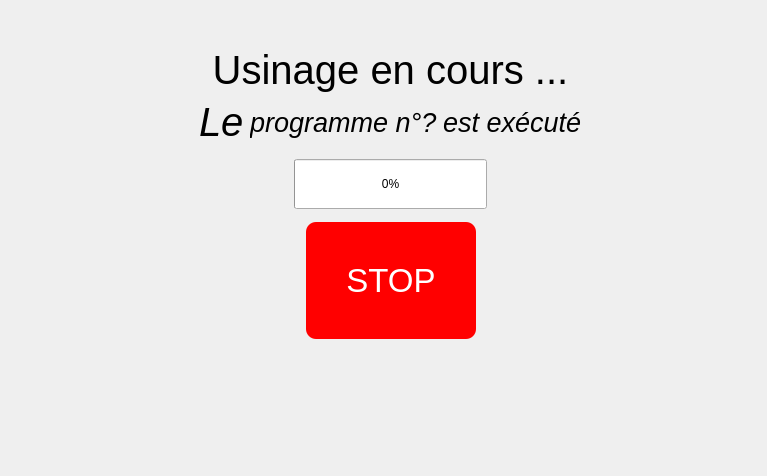
The window that Views/Machining.ui (Soluce-Development/Maquette) describes before a commit, drawn with Qt 5.
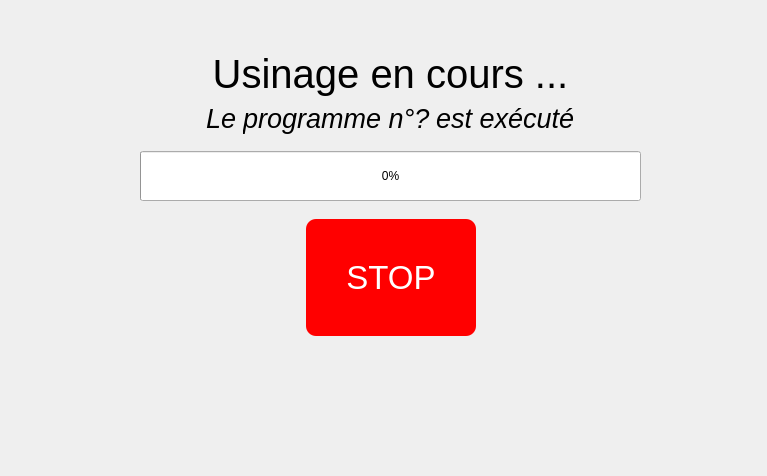
The same window after the commit.

Patch:
```diff
--- a/Views/Machining.ui
+++ b/Views/Machining.ui
@@ -76,14 +76,14 @@
        <widget class="QLabel" name="label_3">
         <property name="font">
          <font>
-          <pointsize>30</pointsize>
+          <pointsize>20</pointsize>
           <italic>true</italic>
          </font>
         </property>
         <property name="styleSheet">
          <string notr="true">QLabel {
 	qproperty-alignment: AlignCenter;
-	font-size: 30pt;
+	font-size: 20pt;
 }</string>
         </property>
         <property name="text">
@@ -164,6 +164,9 @@
         <property name="orientation">
          <enum>Qt::Horizontal</enum>
         </property>
+        <property name="sizeType">
+         <enum>QSizePolicy::Maximum</enum>
+        </property>
         <property name="sizeHint" stdset="0">
          <size>
           <width>40</width>
@@ -202,6 +205,9 @@
         <property name="orientation">
          <enum>Qt::Horizontal</enum>
         </property>
+        <property name="sizeType">
+         <enum>QSizePolicy::Maximum</enum>
+        </property>
         <property name="sizeHint" stdset="0">
          <size>
           <width>40</width>
```
